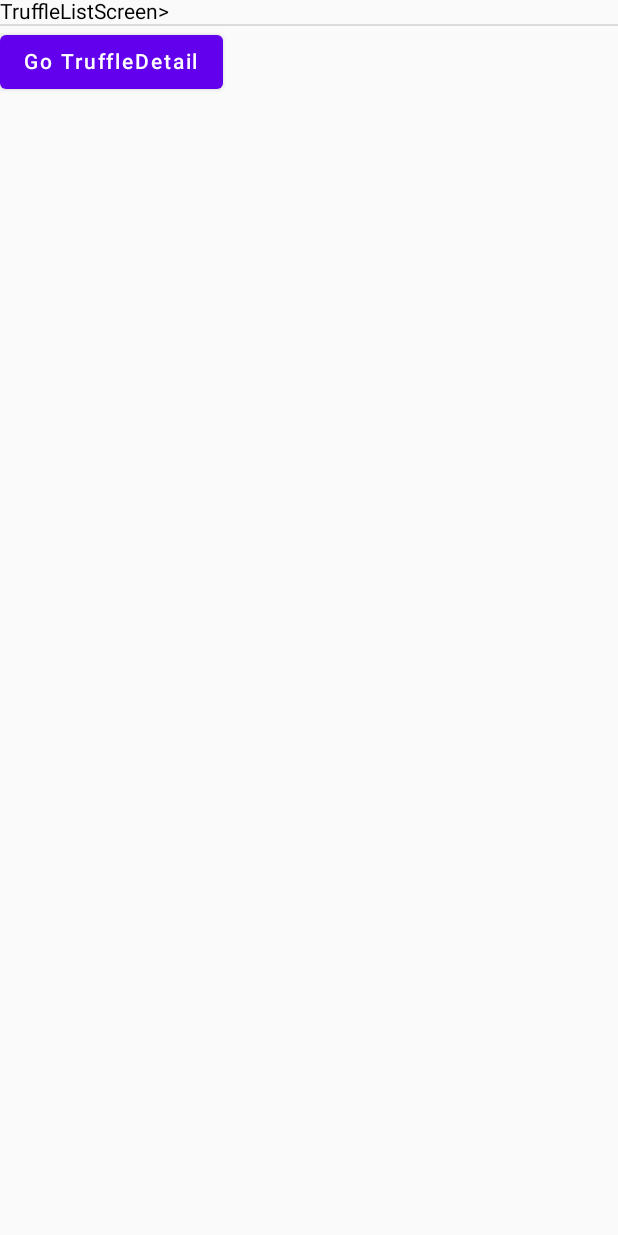
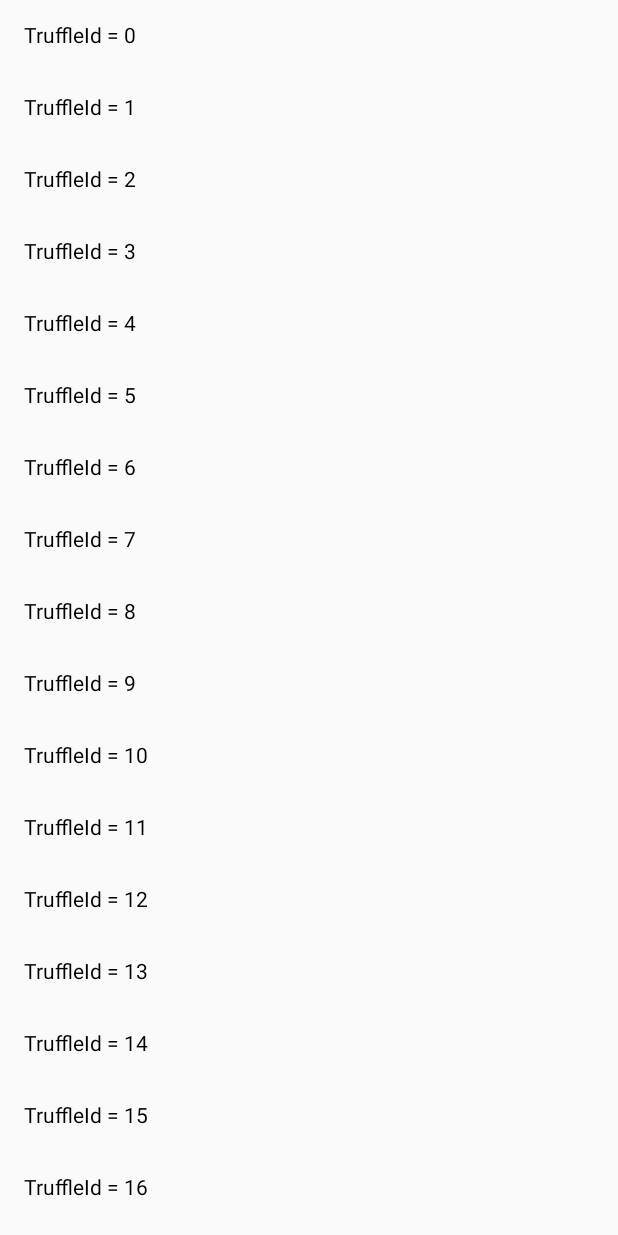
Before and after one commit to GianlucaVeschi/Truffol_KMM, an Android app built with Jetpack Compose: the TruffleListScreen screen opened through its navigation route, on a phone screen of 412 x 824 dp. Run offline under Robolectric (Android 15) with nearby library versions, the phone set to English and light mode, and no system bars; 1 statement that could not run was skipped.

Commit message:
Add navigation system and dummy list

```diff
--- a/androidTruffol_KMM/src/main/java/com/example/truffol_kmm/android/presentation/navigation/Navigation.kt
+++ b/androidTruffol_KMM/src/main/java/com/example/truffol_kmm/android/presentation/navigation/Navigation.kt
@@ -1,32 +1,34 @@
 package com.example.truffol_kmm.android.presentation.navigation
 
 import androidx.compose.foundation.layout.Column
-import androidx.compose.material.Button
-import androidx.compose.material.Divider
-import androidx.compose.material.Text
 import androidx.compose.runtime.Composable
-import androidx.navigation.compose.NavHost
-import androidx.navigation.compose.composable
-import androidx.navigation.compose.rememberNavController
-import androidx.navigation.compose.navigate
+import androidx.navigation.NavType
+import androidx.navigation.compose.*
+import com.example.truffol_kmm.android.presentation.truffledetail.TruffleDetailScreen
+import com.example.truffol_kmm.android.presentation.trufflelist.TruffleListScreen
 
 @Composable
 fun Navigation(){
     val navController = rememberNavController()
     NavHost(navController = navController, startDestination = Screen.TruffleList.route) {
+
         composable(route = Screen.TruffleList.route) { navBackStackEntry ->
             Column{
-                Text("TruffleListScreen>")
-                Divider()
-                Button(onClick = { navController.navigate(Screen.TruffleDetail.route)}) {
-                    Text("Go TruffleDetail")
-                }
+                TruffleListScreen(
+                    onSelectTruffle = { truffleId ->
+                        navController.navigate(Screen.TruffleDetail.route + "/$truffleId")
+                    }
+                )
             }
         }
+
         composable(
-            route = Screen.TruffleDetail.route,
+            route = Screen.TruffleDetail.route + "/{truffleId}",
+            arguments = listOf(navArgument("truffleId") {
+                type = NavType.IntType
+            })
         ) { navBackStackEntry ->
-            Text("TruffleDetailScreen")
+            TruffleDetailScreen(truffleId = navBackStackEntry.arguments?.getInt("truffleId"))
         }
     }
 }
--- /dev/null
+++ b/androidTruffol_KMM/src/main/java/com/example/truffol_kmm/android/presentation/trufflelist/TruffleListScreen.kt
@@ -0,0 +1,34 @@
+package com.example.truffol_kmm.android.presentation.trufflelist
+
+import androidx.compose.foundation.clickable
+import androidx.compose.foundation.layout.Row
+import androidx.compose.foundation.layout.fillMaxWidth
+import androidx.compose.foundation.layout.padding
+import androidx.compose.foundation.lazy.LazyColumn
+import androidx.compose.material.Text
+import androidx.compose.runtime.Composable
+import androidx.compose.ui.Modifier
+import androidx.compose.ui.unit.dp
+
+@Composable
+fun TruffleListScreen(
+    onSelectTruffle: (Int) -> Unit,
+) {
+    LazyColumn {
+        items(100){ truffleId ->
+            Row(
+                modifier = Modifier
+                    .fillMaxWidth()
+                    .clickable {
+                        onSelectTruffle(truffleId)
+                    }
+            ){
+                Text(
+                    modifier = Modifier
+                        .padding(16.dp),
+                    text = "TruffleId = ${truffleId}"
+                )
+            }
+        }
+    }
+}
```
Also changed, not shown: androidTruffol_KMM/src/main/java/com/example/truffol_kmm/android/presentation/truffledetail/TruffleDetailScreen.kt (added, +16 -0 lines).
